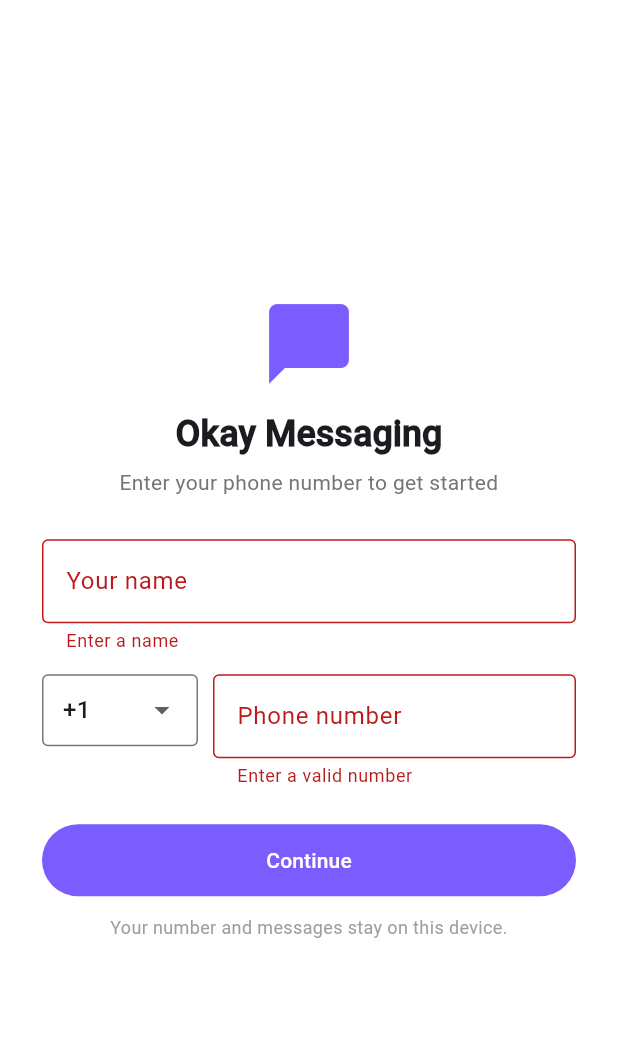
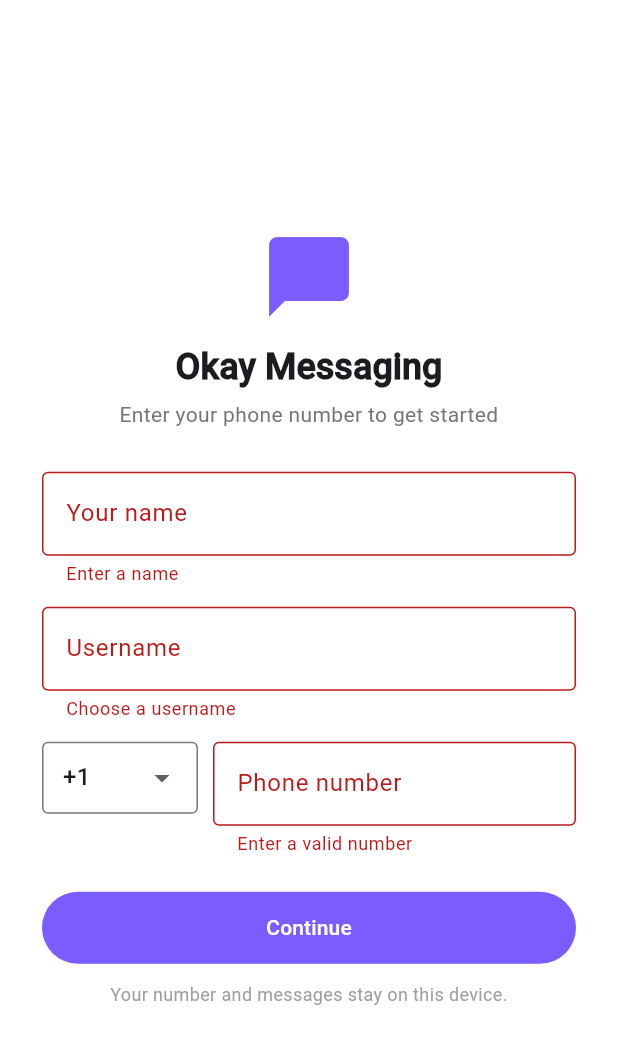
Before and after one commit to kingimann/OkayMessaging, a Flutter app: the screen it shows after launch, after a tap on "Continue", on a phone screen of 412 x 824 dp. Shown: the top 1044 px of the screen. Run offline on Flutter 3.47's test engine with Material 3 defaults, Android fonts, the phone set to English and light mode, and no system bars; our stand-ins replace shared_preferences, supabase_flutter; accounts and stored records are empty.

Commit message:
Add usernames (@handles)
- AppUser gains a username field and a handle getter (@username).
- Phone login now asks for a username (normalized: lowercased, @-stripped,
  a–z/0–9/_/. only) alongside name and number.
- Settings profile shows your @handle; contact info shows the contact's.
- The username travels in the relay message payload, so a real peer's
  @handle appears on the receiving device.
- Mock contacts get sample usernames.

```diff
--- a/lib/data/mock_data.dart
+++ b/lib/data/mock_data.dart
@@ -10,6 +10,7 @@ class MockData {
   static const AppUser me = AppUser(
     id: 'me',
     name: 'You',
+    username: 'you',
     avatarColor: '#25D366',
     about: 'Available',
     phone: '+1 555 0100',
@@ -18,6 +19,7 @@ class MockData {
   static const AppUser _alice = AppUser(
     id: 'u_alice',
     name: 'Alice Bennett',
+    username: 'aliceb',
     avatarColor: '#E57373',
     about: 'At the gym 💪',
     phone: '+1 555 0111',
@@ -27,6 +29,7 @@ class MockData {
   static const AppUser _bob = AppUser(
     id: 'u_bob',
     name: 'Bob Carter',
+    username: 'bobc',
     avatarColor: '#64B5F6',
     about: 'Busy',
     phone: '+1 555 0122',
@@ -35,6 +38,7 @@ class MockData {
   static const AppUser _carol = AppUser(
     id: 'u_carol',
     name: 'Carol Diaz',
+    username: 'carold',
     avatarColor: '#BA68C8',
     about: 'Sleeping 😴',
     phone: '+1 555 0133',
@@ -52,6 +56,7 @@ class MockData {
   static const AppUser _erin = AppUser(
     id: 'u_erin',
     name: 'Erin Foster',
+    username: 'erinf',
     avatarColor: '#FFB74D',
     about: 'Travelling ✈️',
     phone: '+1 555 0144',
@@ -61,6 +66,7 @@ class MockData {
   static const AppUser _frank = AppUser(
     id: 'u_frank',
     name: 'Frank Green',
+    username: 'frankg',
     avatarColor: '#A1887F',
     about: 'Can\'t talk, WhatsApp only',
     phone: '+1 555 0155',
@@ -70,6 +76,7 @@ class MockData {
   static const AppUser _grace = AppUser(
     id: 'u_grace',
     name: 'Grace Hopper',
+    username: 'gracehop',
     avatarColor: '#4DD0E1',
     about: 'Debugging the future',
     phone: '+1 555 0166',
--- a/lib/models/user.dart
+++ b/lib/models/user.dart
@@ -5,6 +5,9 @@ class AppUser {
   final String avatarColor; // hex string used to build a placeholder avatar
   final String about;
   final String phone;
+
+  /// A public handle (without the leading '@'), e.g. "ada".
+  final String username;
   final bool isOnline;
 
   /// True for group conversations rather than a single person.
@@ -16,9 +19,13 @@ class AppUser {
     required this.avatarColor,
     this.about = 'Hey there! I am using Okay Messaging.',
     this.phone = '',
+    this.username = '',
     this.isOnline = false,
     this.isGroup = false,
   });
+
+  /// The handle with a leading '@', or empty when none is set.
+  String get handle => username.isEmpty ? '' : '@$username';
 
   Map<String, dynamic> toJson() => {
         'id': id,
@@ -26,6 +33,7 @@ class AppUser {
         'avatarColor': avatarColor,
         'about': about,
         'phone': phone,
+        'username': username,
         'isOnline': isOnline,
         'isGroup': isGroup,
       };
@@ -36,6 +44,7 @@ class AppUser {
         avatarColor: json['avatarColor'] as String,
         about: json['about'] as String? ?? '',
         phone: json['phone'] as String? ?? '',
+        username: json['username'] as String? ?? '',
         isOnline: json['isOnline'] as bool? ?? false,
         isGroup: json['isGroup'] as bool? ?? false,
       );
--- a/lib/relay/relay_service.dart
+++ b/lib/relay/relay_service.dart
@@ -48,11 +48,13 @@ class RelayService {
     required Message message,
     required String fromPhone,
     required String fromName,
+    String fromUsername = '',
   }) {
     return {
       'id': message.id,
       'from': fromPhone,
       'fromName': fromName,
+      'fromUsername': fromUsername,
       'text': message.text,
       'ts': message.time.toIso8601String(),
       'isImage': message.isImage,
@@ -85,9 +87,10 @@ class RelayService {
         name: (payload['fromName'] as String?)?.trim().isNotEmpty == true
             ? payload['fromName'] as String
             : from,
-        avatarColor: '#64B5F6',
+        avatarColor: '#7A5CFF',
         about: 'Available',
         phone: from,
+        username: (payload['fromUsername'] as String?) ?? '',
       );
       chat = Chat(id: 'chat_$from', contact: contact, messages: const []);
       target.upsert(chat);
@@ -305,7 +308,12 @@ class RelayService {
         _sendChannels.putIfAbsent(name, () => _client.channel(name));
     await channel.sendBroadcastMessage(
       event: 'msg',
-      payload: encode(message: message, fromPhone: me.phone, fromName: me.name),
+      payload: encode(
+        message: message,
+        fromPhone: me.phone,
+        fromName: me.name,
+        fromUsername: me.username,
+      ),
     );
   }
 
--- a/lib/screens/auth/phone_login_screen.dart
+++ b/lib/screens/auth/phone_login_screen.dart
@@ -18,6 +18,7 @@ class PhoneLoginScreen extends StatefulWidget {
 class _PhoneLoginScreenState extends State<PhoneLoginScreen> {
   final _formKey = GlobalKey<FormState>();
   final _name = TextEditingController();
+  final _username = TextEditingController();
   final _phone = TextEditingController();
   String _dialCode = '+1';
   bool _busy = false;
@@ -27,6 +28,7 @@ class _PhoneLoginScreenState extends State<PhoneLoginScreen> {
   @override
   void dispose() {
     _name.dispose();
+    _username.dispose();
     _phone.dispose();
     super.dispose();
   }
@@ -35,7 +37,11 @@ class _PhoneLoginScreenState extends State<PhoneLoginScreen> {
     if (!_formKey.currentState!.validate()) return;
     setState(() => _busy = true);
     final phone = '$_dialCode ${_phone.text.trim()}';
-    await Session.instance.signIn(phone: phone, name: _name.text.trim());
+    await Session.instance.signIn(
+      phone: phone,
+      name: _name.text.trim(),
+      username: _username.text.trim(),
+    );
     // The auth gate reacts to the new session and shows the home screen.
   }
 
@@ -80,6 +86,28 @@ class _PhoneLoginScreenState extends State<PhoneLoginScreen> {
                     ),
                     validator: (v) =>
                         (v == null || v.trim().isEmpty) ? 'Enter a name' : null,
+                  ),
+                  const SizedBox(height: 14),
+                  TextFormField(
+                    controller: _username,
+                    textInputAction: TextInputAction.next,
+                    decoration: const InputDecoration(
+                      labelText: 'Username',
+                      prefixText: '@',
+                      helperText: 'Letters, numbers, _ and .',
+                      border: OutlineInputBorder(),
+                    ),
+                    validator: (v) {
+                      final u = (v ?? '')
+                          .trim()
+                          .replaceFirst(RegExp(r'^@+'), '')
+                          .toLowerCase();
+                      if (u.isEmpty) return 'Choose a username';
+                      if (!RegExp(r'^[a-z0-9_.]{3,}$').hasMatch(u)) {
+                        return 'At least 3 letters/numbers';
+                      }
+                      return null;
+                    },
                   ),
                   const SizedBox(height: 14),
                   Row(
--- a/lib/screens/settings_screen.dart
+++ b/lib/screens/settings_screen.dart
@@ -144,7 +144,7 @@ class _ProfileCard extends StatelessWidget {
             title: Text(me.name,
                 style:
                     const TextStyle(fontSize: 18, fontWeight: FontWeight.w600)),
-            subtitle: Text(me.about),
+            subtitle: Text(me.handle.isNotEmpty ? me.handle : me.about),
             trailing: const Icon(Icons.qr_code, color: Colors.grey),
             shape: const RoundedRectangleBorder(
               borderRadius: BorderRadius.all(Radius.circular(16)),
--- a/lib/state/session.dart
+++ b/lib/state/session.dart
@@ -36,8 +36,13 @@ class Session {
     }
   }
 
-  /// Signs in with a phone number and display name, persisting locally.
-  Future<void> signIn({required String phone, required String name}) async {
+  /// Signs in with a phone number, display name, and optional username,
+  /// persisting locally.
+  Future<void> signIn({
+    required String phone,
+    required String name,
+    String username = '',
+  }) async {
     final trimmedName = name.trim().isEmpty ? phone : name.trim();
     final me = AppUser(
       id: phone,
@@ -45,12 +50,20 @@ class Session {
       avatarColor: _colorForPhone(phone),
       about: 'Available',
       phone: phone,
+      username: _normalizeUsername(username),
     );
     _prefs ??= await SharedPreferences.getInstance();
     await _prefs!.setString(_key, jsonEncode(me.toJson()));
     user.value = me;
     AppState.profile.value = me;
   }
+
+  /// Lowercases and strips a leading '@' / invalid characters from a username.
+  static String _normalizeUsername(String raw) => raw
+      .trim()
+      .replaceFirst(RegExp(r'^@+'), '')
+      .toLowerCase()
+      .replaceAll(RegExp(r'[^a-z0-9_.]'), '');
 
   /// Updates the signed-in user's name/about and persists it on the device,
   /// keeping the phone number (identity) and avatar color.
@@ -66,6 +79,7 @@ class Session {
       avatarColor: current.avatarColor,
       about: about.trim().isEmpty ? current.about : about.trim(),
       phone: current.phone,
+      username: current.username,
     );
     _prefs ??= await SharedPreferences.getInstance();
     await _prefs!.setString(_key, jsonEncode(updated.toJson()));
@@ -82,13 +96,18 @@ class Session {
 
   /// Establishes a signed-in identity synchronously for tests.
   @visibleForTesting
-  void signInForTest({String phone = '+1 555 0100', String name = 'You'}) {
+  void signInForTest({
+    String phone = '+1 555 0100',
+    String name = 'You',
+    String username = 'you',
+  }) {
     final me = AppUser(
       id: phone,
       name: name,
       avatarColor: _colorForPhone(phone),
       about: 'Available',
       phone: phone,
+      username: username,
     );
     user.value = me;
     AppState.profile.value = me;
```
Also changed, not shown: lib/screens/contact_info_screen.dart (+13 -0 lines), 1 other file.
